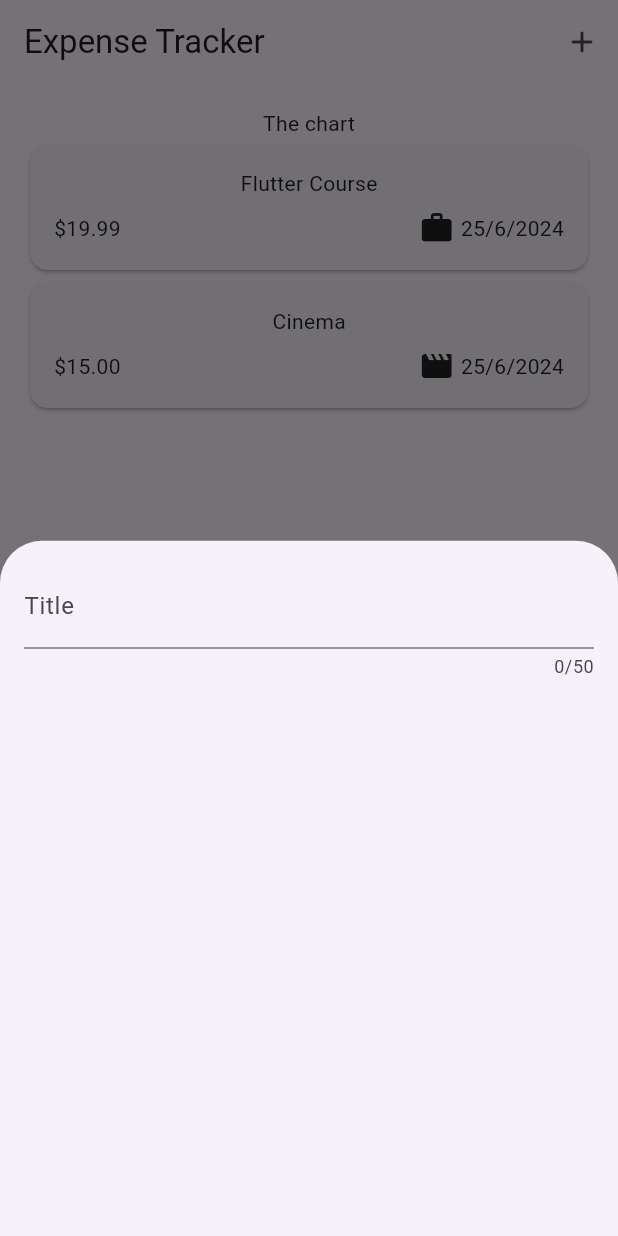
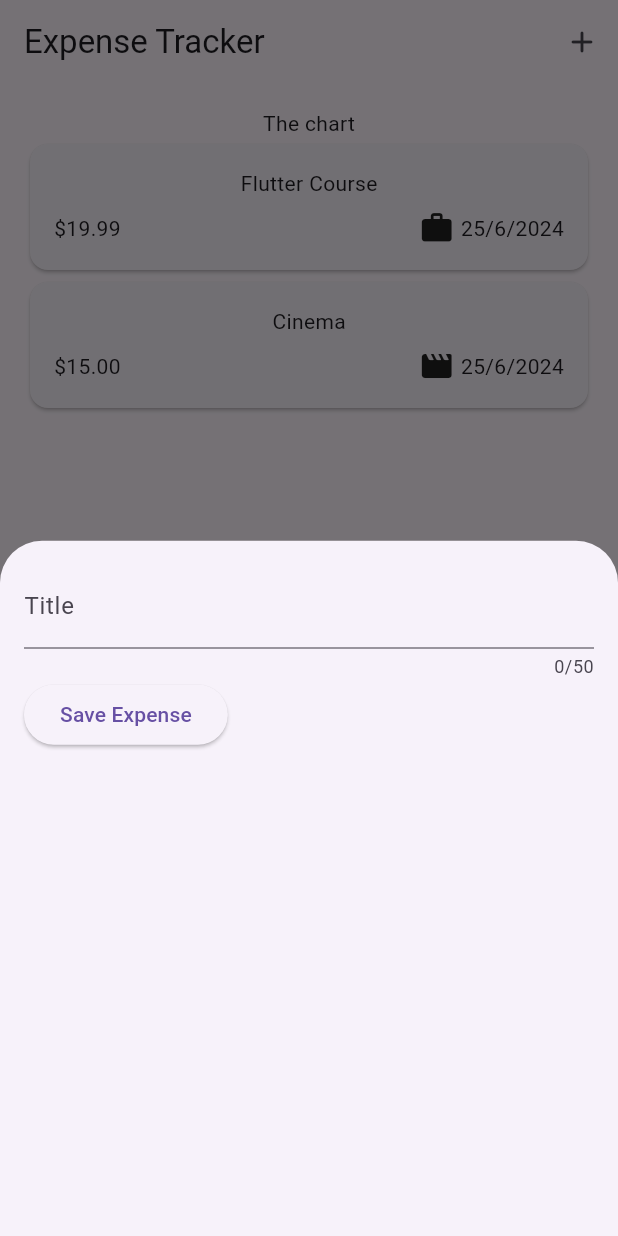
Before and after one commit to FadyFawzyOfficial/expenses_tracker, a Flutter app: the screen it shows after launch, after a tap on the "add" icon, on a phone screen of 412 x 824 dp. Run offline on Flutter 3.47's test engine with Material 3 defaults, Android fonts, the phone set to English and light mode, and no system bars.

Commit message:
13. Get user input on every keystroke

```diff
--- a/lib/widgets/new_expense.dart
+++ b/lib/widgets/new_expense.dart
@@ -8,16 +8,27 @@ class NewExpense extends StatefulWidget {
 }
 
 class _NewExpenseState extends State<NewExpense> {
+  var _title = '';
+
   @override
   Widget build(context) {
-    return const Padding(
-      padding: EdgeInsets.all(16),
+    return Padding(
+      padding: const EdgeInsets.all(16),
       child: Column(
         children: [
           TextField(
             maxLength: 50,
-            decoration: InputDecoration(label: Text('Title')),
+            decoration: const InputDecoration(label: Text('Title')),
+            onChanged: (value) => _title = value,
           ),
+          Row(
+            children: [
+              ElevatedButton(
+                onPressed: () => print(_title),
+                child: const Text('Save Expense'),
+              ),
+            ],
+          )
         ],
       ),
     );
```
